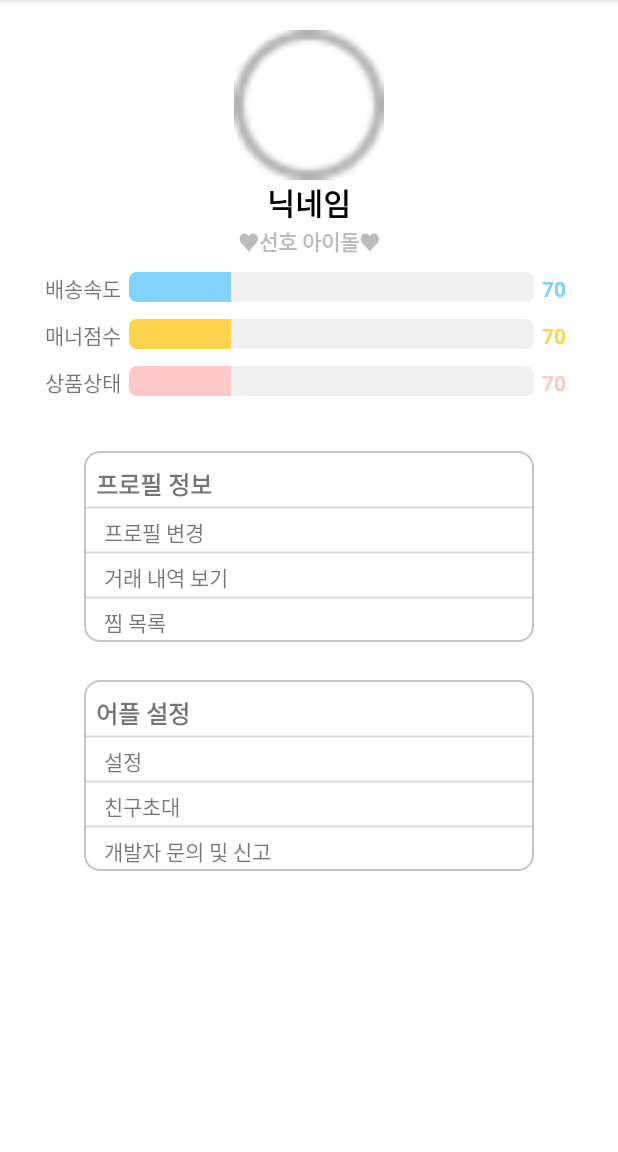
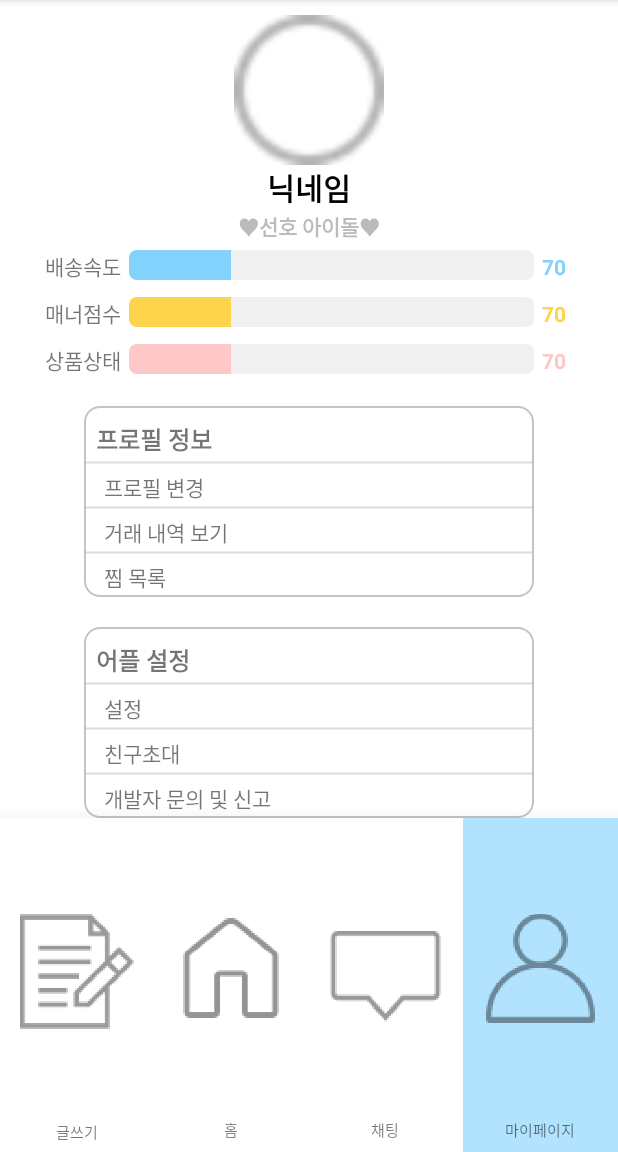
Before and after one commit to ynnij/HiBuyPhotocard, an Android app: the MyPageMain screen opened directly, with no data from a screen before it, on a phone screen of 412 x 824 dp, the part 84-1236 px from its top. Run offline under Robolectric (Android 15) with nearby library versions, the phone set to English and light mode, and no system bars; our stand-ins replace CircleImageView, Firebase (no records; nobody signed in at launch, a user with empty details on screens opened directly).

Commit message:
채팅창&마이페이지_최종

```diff
--- a/app/src/main/java/com/example/hibuyphotocard/MyPageMain.java
+++ b/app/src/main/java/com/example/hibuyphotocard/MyPageMain.java
@@ -1,6 +1,7 @@
 package com.example.hibuyphotocard;
 
 import android.content.Intent;
+import android.graphics.Color;
 import android.graphics.Paint;
 import android.net.Uri;
 import android.os.Bundle;
@@ -10,6 +11,7 @@
 import android.widget.Button;
 import android.widget.EditText;
 import android.widget.ImageView;
+import android.widget.LinearLayout;
 import android.widget.ProgressBar;
 import android.widget.TextView;
 import android.widget.Toast;
@@ -67,12 +69,19 @@
     private FirebaseStorage storage;
     private FirebaseUser user;
 
-    Uri userProfilePhoto;
+//    Uri userProfilePhoto;
+//
+//    public Integer a;
+//    public Integer b;
+//    public Integer c;
+//    public String cs;
 
-    public Integer a;
-    public Integer b;
-    public Integer c;
-    public String cs;
+    //하단바
+    private LinearLayout contractBtn;
+    private LinearLayout homeBtn;
+    private LinearLayout chatBtn;
+    private LinearLayout mypageBtn;
+
 
 
 
@@ -243,6 +252,37 @@
 
 
 
+        //하단바
+        homeBtn = findViewById(R.id.homeBtn);
+        homeBtn.setOnClickListener(new View.OnClickListener() {
+            @Override
+            public void onClick(View v) {
+
+            }
+        });
+
+        chatBtn = findViewById(R.id.chatBtn);
+        chatBtn.setOnClickListener(new View.OnClickListener() {
+            @Override
+            public void onClick(View view) {
+
+            }
+        });
+
+
+        mypageBtn = findViewById(R.id.mypageBtn);
+        mypageBtn.setBackgroundColor(Color.parseColor("#B1E3FF"));
+
+        contractBtn = findViewById(R.id.contractBtn);
+        contractBtn.setOnClickListener(new View.OnClickListener() {
+            @Override
+            public void onClick(View v) {
+                Intent intent = new Intent(getApplicationContext(), SignUpActivity.class);
+                startActivity(intent);
+                finish();
+            }
+        });
+
 
 
 
--- a/app/src/main/res/layout/activity_message.xml
+++ b/app/src/main/res/layout/activity_message.xml
@@ -86,7 +86,7 @@
                 android:layout_width="355dp"
                 android:layout_height="wrap_content"
                 android:background="@null"
-                android:src="@drawable/chat"
+                android:src="@drawable/chat_bubble"
                 android:layout_marginTop="4dp"
                 android:layout_marginEnd="4dp"
                 android:layout_alignEnd="@+id/ImageView_white_box_nonradius2"/>
--- a/app/src/main/res/layout/mypage.xml
+++ b/app/src/main/res/layout/mypage.xml
@@ -10,7 +10,7 @@
         android:layout_width="100dp"
         android:layout_height="100dp"
         android:layout_gravity="center_horizontal"
-        android:layout_marginTop="20dp"
+        android:layout_marginTop="10dp"
         android:background="@drawable/circle" />
 
     <TextView
@@ -34,7 +34,7 @@
         android:layout_gravity="center_horizontal"/>
 
     <LinearLayout
-        android:layout_marginTop="10dp"
+        android:layout_marginTop="5dp"
         android:layout_width="wrap_content"
         android:layout_height="wrap_content"
         android:orientation="horizontal">
@@ -159,7 +159,7 @@
         android:layout_width="wrap_content"
         android:layout_height="wrap_content"
         android:layout_gravity="center_horizontal"
-        android:layout_marginTop="15dp"
+
         >
 
         <ImageView
@@ -219,10 +219,11 @@
     </RelativeLayout>
 
     <RelativeLayout
+
         android:layout_width="wrap_content"
         android:layout_height="wrap_content"
         android:layout_gravity="center_horizontal"
-        android:layout_marginTop="5dp">
+        >
 
         <ImageView
             android:layout_width="wrap_content"
@@ -276,6 +277,115 @@
             android:layout_marginTop="123dp"
             android:text="    개발자 문의 및 신고" />
     </RelativeLayout>
+    <LinearLayout
+        android:id="@+id/bottomNav"
+        android:layout_width="match_parent"
+        android:layout_height="0dp"
+        android:layout_weight="1"
+        android:background="#ffffff"
+        android:weightSum="4"
+        android:elevation="20dp"
+        >
+
+        <LinearLayout
+            android:id="@+id/contractBtn"
+            android:layout_width="0dp"
+            android:layout_height="match_parent"
+            android:layout_weight="1"
+            android:orientation="vertical"
+            android:weightSum="5">
+
+            <ImageView
+                android:layout_width="match_parent"
+                android:layout_height="match_parent"
+                android:layout_marginTop="3dp"
+                android:layout_weight="4"
+                android:padding="12dp"
+                android:src="@drawable/contract" />
+
+            <TextView
+                android:layout_width="wrap_content"
+                android:layout_height="wrap_content"
+                android:layout_gravity="center"
+                android:layout_marginBottom="12dp"
+                android:text="글쓰기"
+                android:textSize="10dp" />
+        </LinearLayout>
+
+        <LinearLayout
+            android:id="@+id/homeBtn"
+            android:layout_width="0dp"
+            android:layout_height="match_parent"
+            android:layout_weight="1"
+            android:orientation="vertical">
+
+            <ImageView
+                android:layout_width="match_parent"
+                android:layout_height="match_parent"
+                android:layout_weight="4"
+                android:padding="12dp"
+                android:src="@drawable/house" />
+
+            <TextView
+                android:layout_width="wrap_content"
+                android:layout_height="wrap_content"
+                android:layout_gravity="center"
+                android:layout_marginBottom="7dp"
+                android:text="홈"
+                android:textSize="10dp" />
+
+        </LinearLayout>
+
+        <LinearLayout
+            android:id="@+id/chatBtn"
+            android:layout_width="0dp"
+            android:layout_height="match_parent"
+            android:layout_weight="1"
+            android:orientation="vertical"
+
+            >
+
+            <ImageView
+                android:layout_width="match_parent"
+                android:layout_height="match_parent"
+                android:layout_weight="4"
+                android:padding="12dp"
+                android:src="@drawable/chat" />
+
+            <TextView
+                android:layout_width="wrap_content"
+                android:layout_height="wrap_content"
+                android:layout_gravity="center"
+                android:layout_marginBottom="7dp"
+                android:text="채팅"
+                android:textSize="10dp" />
+
+        </LinearLayout>
+
+        <LinearLayout
+            android:id="@+id/mypageBtn"
+            android:layout_width="0dp"
+            android:layout_height="match_parent"
+            android:layout_weight="1"
+            android:orientation="vertical">
+
+            <ImageView
+                android:layout_width="match_parent"
+                android:layout_height="match_parent"
+                android:layout_weight="4"
+                android:padding="15dp"
+                android:src="@drawable/mypage" />
+
+            <TextView
+                android:layout_width="wrap_content"
+                android:layout_height="wrap_content"
+                android:layout_gravity="center"
+                android:layout_marginBottom="7dp"
+                android:text="마이페이지"
+                android:textSize="10dp" />
+        </LinearLayout>
+
+    </LinearLayout>
 
 
 </LinearLayout>
```
Also changed, not shown: app/src/main/res/drawable/chat.png (added), app/src/main/res/drawable/chat_bubble.xml (renamed from app/src/main/res/drawable-v24/chat.xml), app/src/main/res/drawable/contract.png (added), app/src/main/res/drawable/house.png (added), app/src/main/res/drawable/mypage.png (added).
